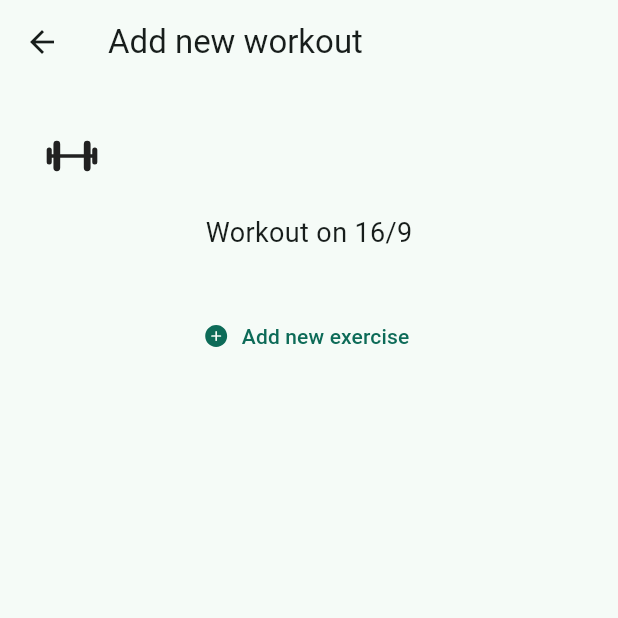
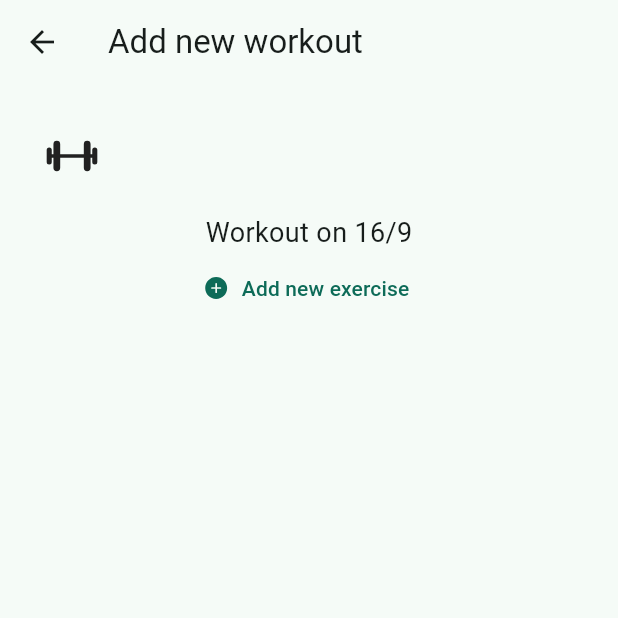
Before and after one commit to seanmc86/weight_list, a Flutter app: the screen it shows after launch, after a tap on the "add" icon, on a phone screen of 412 x 824 dp, the top half of it. Run offline on Flutter 3.47's test engine with Material 3 defaults, Android fonts, the phone set to English and light mode, and no system bars; our stand-ins replace flutter_riverpod, freezed_annotation, ionicons, riverpod_annotation, shimmer; missing offline and left inert: mockito; generated files the repository leaves out were written again.

Commit message:
gap widget, main suggestions

```diff
--- a/lib/features/workout/workout.dart
+++ b/lib/features/workout/workout.dart
@@ -5,6 +5,7 @@ import 'package:weight_list/domain/models/workout.dart';
 import 'package:weight_list/domain/models/workout_set.dart';
 import 'package:weight_list/features/workout/workout_set.dart';
 import 'package:weight_list/features/workout_history/viewmodel.dart';
+import 'package:weight_list/ui/gap.dart';
 
 class WorkoutDetails extends ConsumerWidget {
   /// Specify `workout` to load an existing workout, or leave out to add a new one
@@ -87,11 +88,11 @@ class _ExistingWorkoutDetailsState
           'Workout completed on ${widget.workout.date}',
           style: const TextStyle(fontSize: 18),
         ),
-        const SizedBox(
-          height: 32,
-        ),
+        Gap.verticalLarge(),
         Expanded(
           child: ListView(
+            // TODO: Extract all text buttons and set cards into new widgets
+            // so we don't nest as many optionals in one place
             children: [
               if (isEditing)
                 TextButton.icon(
@@ -230,9 +231,7 @@ class _NewWorkoutDetailsState extends ConsumerState<NewWorkoutDetails> {
           'Workout on ${dayAndMonth(DateTime.now())}',
           style: const TextStyle(fontSize: 18),
         ),
-        const SizedBox(
-          height: 32,
-        ),
+        Gap.verticalLarge(),
         TextButton.icon(
           onPressed: () {
             setState(() {
--- a/lib/features/workout_history/workout_history.dart
+++ b/lib/features/workout_history/workout_history.dart
@@ -24,8 +24,8 @@ class _WorkoutHistoryState extends ConsumerState<WorkoutHistory> {
 
   @override
   Widget build(BuildContext context) {
-    // "ref" is not passed as parameter anymore, but is instead a property of "ConsumerState".
-    // We can therefore keep using "ref.watch" inside "build".
+    // We can use "ref.watch" inside the build of a ConsumerStatefulWidget the
+    // same way ref is accessed in the build args of a stateless widget
     final workouts = ref.watch(workoutHistoryViewmodelProvider);
 
     return ListView(
--- a/lib/main.dart
+++ b/lib/main.dart
@@ -3,7 +3,11 @@ import 'package:flutter_riverpod/flutter_riverpod.dart';
 import 'package:weight_list/home.dart';
 
 void main() {
-  runApp(const MyApp());
+  runApp(
+    const ProviderScope(
+      child: MyApp(),
+    ),
+  );
 }
 
 class MyApp extends StatelessWidget {
@@ -12,15 +16,13 @@ class MyApp extends StatelessWidget {
   // This widget is the root of your application.
   @override
   Widget build(BuildContext context) {
-    return ProviderScope(
-      child: MaterialApp(
-        title: 'Weight List',
-        theme: ThemeData(
-          colorScheme: ColorScheme.fromSeed(seedColor: Colors.tealAccent),
-          useMaterial3: true,
-        ),
-        home: const SafeArea(child: HomePage(title: 'Weight List')),
+    return MaterialApp(
+      title: 'Weight List',
+      theme: ThemeData(
+        colorScheme: ColorScheme.fromSeed(seedColor: Colors.tealAccent),
+        useMaterial3: true,
       ),
+      home: const SafeArea(child: HomePage(title: 'Weight List')),
     );
   }
 }
--- /dev/null
+++ b/lib/ui/gap.dart
@@ -0,0 +1,32 @@
+import 'package:flutter/material.dart';
+
+class Gap extends StatelessWidget {
+  const Gap({this.height, this.width, super.key});
+
+  final double? height;
+  final double? width;
+
+  @override
+  Widget build(BuildContext context) {
+    return SizedBox(
+      height: height,
+      width: width,
+    );
+  }
+
+  factory Gap.horizontalMedium() {
+    return const Gap(width: 16);
+  }
+
+  factory Gap.horizontalLarge() {
+    return const Gap(width: 32);
+  }
+
+  factory Gap.verticalMedium() {
+    return const Gap(width: 16);
+  }
+
+  factory Gap.verticalLarge() {
+    return const Gap(width: 32);
+  }
+}
```
Also changed, not shown: lib/features/workout/workout_set.dart (+3 -6 lines), 3 other files.
